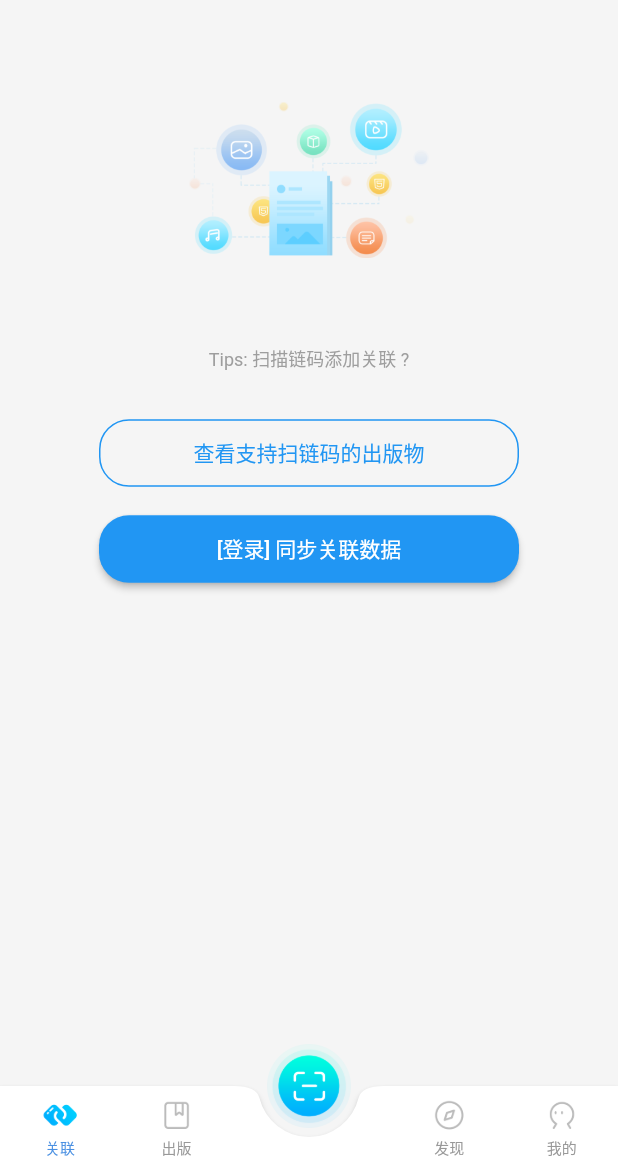
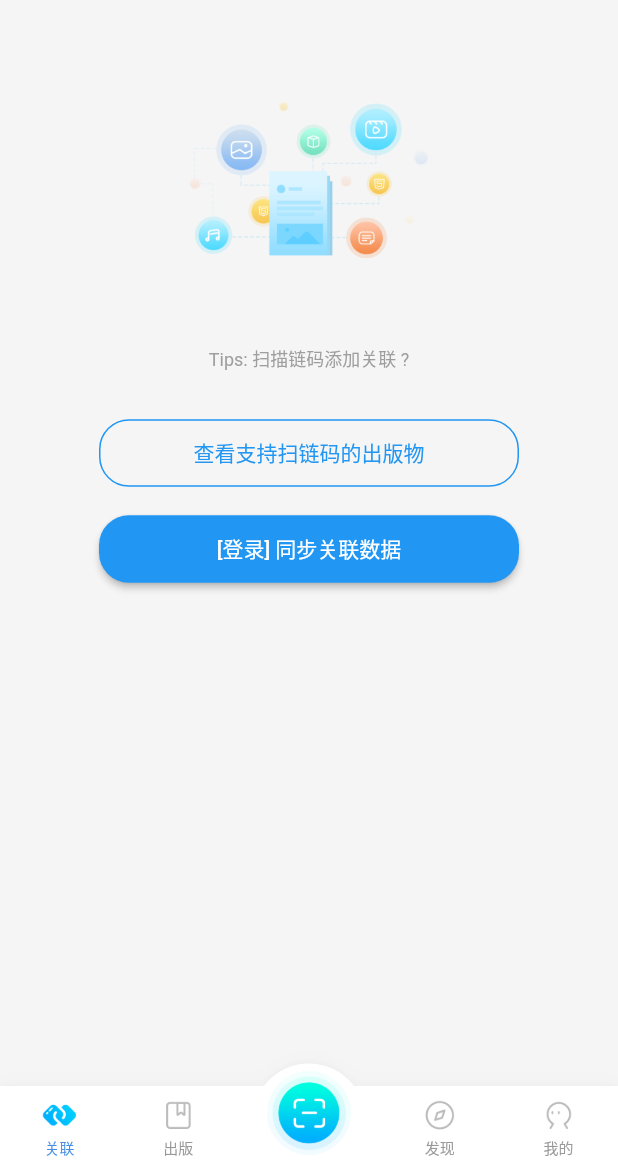
Before and after one commit to KysonLi/flutter_fmlinker, a Flutter app: the screen it shows after launch, on a phone screen of 412 x 824 dp, the part 66-1236 px from its top. Run offline on Flutter 3.47's test engine with Material 2 defaults, Android fonts, the phone set to English and light mode, and no system bars; our stand-ins replace cached_network_image, carousel_slider, device_info_plus, dio, flutter_easyloading, go_router and 8 more; missing offline and left inert: dart:html, fluwx; accounts and stored records are empty.

Commit message:
refactor(main_screen): 替换原有BottomAppBar为自绘弧形tabbar
重构了主页面的底部导航栏，移除默认的BottomAppBar实现，改用CustomPaint绘制中间带弧形凸起的自定义tabbar，将扫码按钮嵌入弧形区域并调整了tab布局样式，优化了导航栏视觉效果和对齐方式

```diff
--- a/lib/screens/main/main_screen.dart
+++ b/lib/screens/main/main_screen.dart
@@ -1,3 +1,5 @@
+import 'dart:math' as math;
+
 import 'package:flutter/material.dart';
 import 'package:go_router/go_router.dart';
 import 'package:provider/provider.dart';
@@ -6,6 +8,70 @@ import '../history/history_screen.dart';
 import '../publish/publish_screen.dart';
 import '../discover/discover_screen.dart';
 import '../profile/profile_screen.dart';
+
+/// 自绘 tabbar 顶部边框：中间向上微凸（弧形凸起），无边框线，扫码按钮与 tabbar 融为一体
+class _TabbarCurvePainter extends CustomPainter {
+  _TabbarCurvePainter({
+    required this.fillColor,
+    required this.bumpWidth,
+    required this.bumpHeight,
+  });
+
+  final Color fillColor;
+  final double bumpWidth;
+  final double bumpHeight;
+
+  @override
+  void paint(Canvas canvas, Size size) {
+    final double w = size.width;
+    final double h = size.height;
+
+    // 顶边：左侧平直 → 中间凸起圆弧 → 右侧平直
+    // 用真正的圆弧（arcTo）而非贝塞尔曲线，曲率恒定、顶部圆润不尖。
+    // 过两端点 (cx±half, 0) 与顶点 (cx, -bumpHeight) 的圆：
+    //   圆心 (cx, yc)，yc = (half² - h²) / 2h，半径 r = h + yc
+    final double half = bumpWidth / 2;
+    final double cx = w / 2;
+    final double yc = (half * half - bumpHeight * bumpHeight) / (2 * bumpHeight);
+    final double r = bumpHeight + yc;
+    final double startAngle = math.atan2(-yc, -half);
+    final double sweepAngle = math.atan2(-yc, half) - startAngle;
+
+    final Path top = Path()
+      ..moveTo(0, 0)
+      ..lineTo(cx - half, 0)
+      ..arcTo(Rect.fromCircle(center: Offset(cx, yc), radius: r), startAngle, sweepAngle, false)
+      ..lineTo(w, 0);
+
+    // 背景填充：顶边 + 三条边包围到底，确保整个 tabbar（含凸起区域）铺满白色
+    final Path fill = Path.from(top)
+      ..lineTo(w, h)
+      ..lineTo(0, h)
+      ..close();
+
+    // 顶部淡阴影：沿整根 tabbar 轮廓（含凸起弧线）向上偏移 + 高斯模糊，
+    // 两层叠加（一层紧贴边缘、一层软扩散）复刻系统 tabbar 的投影效果
+    final Path silhouette = Path.from(fill);
+    final Paint tightShadow = Paint()
+      ..color = const Color(0x05000000)
+      ..maskFilter = const MaskFilter.blur(BlurStyle.normal, 2);
+    canvas.drawPath(silhouette.shift(const Offset(0, -1)), tightShadow);
+    final Paint softShadow = Paint()
+      ..color = const Color(0x03000000)
+      ..maskFilter = const MaskFilter.blur(BlurStyle.normal, 6);
+    canvas.drawPath(silhouette.shift(const Offset(0, -3.5)), softShadow);
+
+    // 白色填充盖住落在栏内的阴影部分
+    canvas.drawPath(fill, Paint()..color = fillColor);
+  }
+
+  @override
+  bool shouldRepaint(covariant _TabbarCurvePainter oldDelegate) {
+    return oldDelegate.fillColor != fillColor ||
+        oldDelegate.bumpWidth != bumpWidth ||
+        oldDelegate.bumpHeight != bumpHeight;
+  }
+}
 
 class MainScreen extends StatelessWidget {
   const MainScreen({super.key});
@@ -32,27 +98,17 @@ class MainScreen extends StatelessWidget {
 
     return Scaffold(
       body: getCurrentPage(),
-      // 中央凸起的扫码按钮：仅一个图标，无文字，点击进入独立的全屏扫码页（与 tabbar 无关联）
-      floatingActionButton: FloatingActionButton(
-        heroTag: 'scan_fab',
-        onPressed: () => context.push('/scan'),
-        backgroundColor: Colors.transparent,
-        elevation: 0,
-        child: Image.asset(
-          'assets/icons/tabbar/scanning.png',
-          width: 56,
-          height: 56,
-          fit: BoxFit.contain,
+      bottomNavigationBar: SizedBox(
+        // 栏高 58 + 底部安全区
+        height: 56 + MediaQuery.of(context).padding.bottom,
+        child: CustomPaint(
+          painter: _TabbarCurvePainter(
+            fillColor: Colors.white,
+            bumpWidth: 60,
+            bumpHeight: 15,
           ),
-      ),
-      floatingActionButtonLocation: FloatingActionButtonLocation.centerDocked,
-      bottomNavigationBar: BottomAppBar(
-        shape: const CircularNotchedRectangle(),
-        notchMargin: 6,
-        color: Colors.white,
-        elevation: 2,
-        child: SizedBox(
-          height: 56,
+          child: SafeArea(
+            top: false,
             child: Row(
               mainAxisAlignment: MainAxisAlignment.spaceAround,
               children: [
@@ -72,8 +128,7 @@ class MainScreen extends StatelessWidget {
                   'assets/icons/tabbar/publish_active.png',
                   tabProvider,
                 ),
-              // 中间凹槽：容纳凸起的扫码按钮
-              const SizedBox(width: 56),
+                _buildScanItem(context),
                 _buildTabItem(
                   context,
                   3,
@@ -94,6 +149,24 @@ class MainScreen extends StatelessWidget {
             ),
           ),
         ),
+      ),
+    );
+  }
+
+  // 中间扫码按钮：沿用原图标，无文字，尺寸更大并向上凸起（嵌入凸起弧线区域）
+  Widget _buildScanItem(BuildContext context) {
+    return Transform.translate(
+      offset: const Offset(0, -10),
+      child: GestureDetector(
+        onTap: () => context.push('/scan'),
+        behavior: HitTestBehavior.opaque,
+        child: Image.asset(
+          'assets/icons/tabbar/scanning.png',
+          width: 60,
+          height: 60,
+          fit: BoxFit.contain,
+        ),
+      ),
     );
   }
 
@@ -108,8 +181,13 @@ class MainScreen extends StatelessWidget {
     final bool selected = tabProvider.currentIndex == index;
     return InkWell(
       onTap: () => tabProvider.switchTab(index),
+      child: SizedBox(
+        // 固定等宽，保证 spaceAround 布局下左右两组总宽一致、中间扫码按钮严格居中，
+        // 否则图标宽度差异（关联图标宽于其他方形图标）会把中间按钮挤偏，与凸起错位
+        width: 44,
         child: Column(
           mainAxisSize: MainAxisSize.min,
+          mainAxisAlignment: MainAxisAlignment.center,
           children: [
             Image.asset(
               selected ? activeIcon : icon,
@@ -130,6 +208,7 @@ class MainScreen extends StatelessWidget {
             ),
           ],
         ),
+      ),
     );
   }
 }
```
Lines whose indentation alone changed are shown as unchanged.
